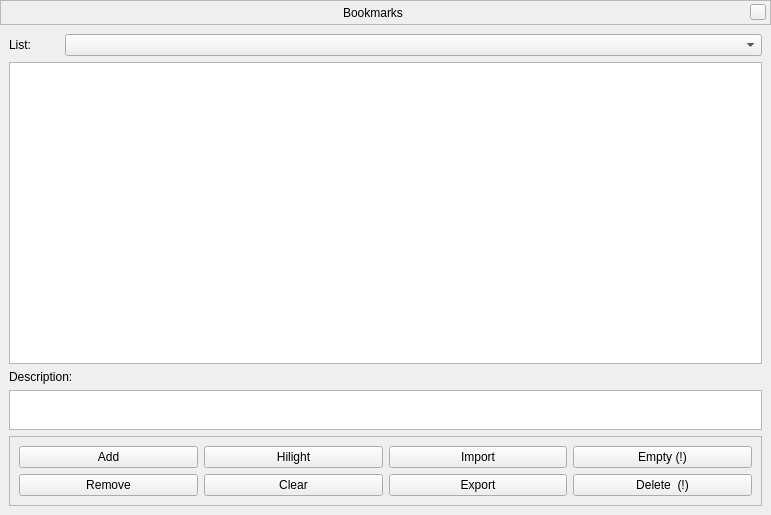
This is src/gui/obsListDialog.ui in axd1967/stellarium as Qt 5 draws it before an edit. The edited form follows.
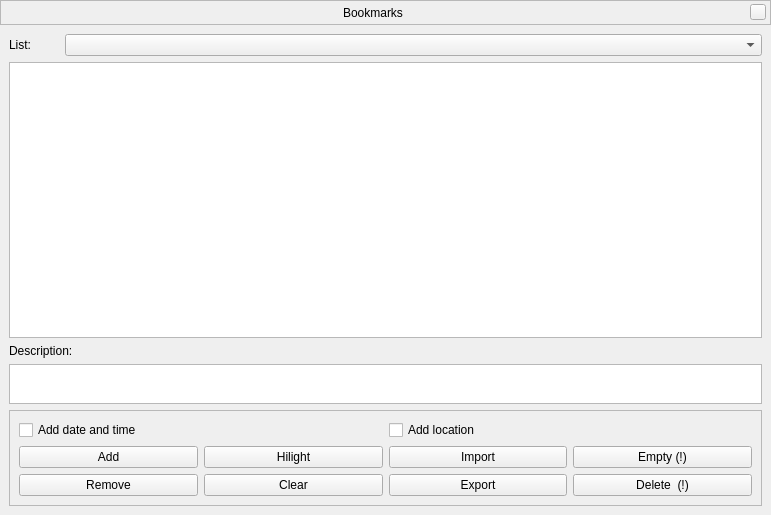
This is the edited form. Custom widgets are drawn as their Qt base class.

Commit message: existing checkboxes

```diff
--- a/src/gui/obsListDialog.ui
+++ b/src/gui/obsListDialog.ui
@@ -128,58 +128,16 @@
     <widget class="QWidget" name="widget" native="true">
      <layout class="QGridLayout" name="gridLayout">
       <item row="12" column="0">
-       <widget class="QPlainTextEdit" name="obsListDescriptionTextEdit">
-        <property name="enabled">
-         <bool>true</bool>
-        </property>
-        <property name="sizePolicy">
-         <sizepolicy hsizetype="Preferred" vsizetype="Preferred">
-          <horstretch>0</horstretch>
-          <verstretch>0</verstretch>
-         </sizepolicy>
-        </property>
-        <property name="maximumSize">
-         <size>
-          <width>16777215</width>
-          <height>40</height>
-         </size>
-        </property>
-        <property name="readOnly">
-         <bool>true</bool>
-        </property>
-       </widget>
-      </item>
-      <item row="5" column="0">
-       <layout class="QHBoxLayout" name="horizontalLayoutCombo">
-        <item>
-         <widget class="QLabel" name="obsListComboLabel">
-          <property name="maximumSize">
-           <size>
-            <width>50</width>
-            <height>16777215</height>
-           </size>
-          </property>
-          <property name="text">
-           <string>List:</string>
-          </property>
-         </widget>
-        </item>
-        <item>
-         <widget class="QComboBox" name="obsListComboBox"/>
-        </item>
-       </layout>
-      </item>
-      <item row="10" column="0">
-       <widget class="QTreeView" name="obsListTreeView">
-        <property name="toolTipDuration">
-         <number>-1</number>
+       <widget class="QLabel" name="obsListTextEditLabel">
+        <property name="text">
+         <string>Description:</string>
         </property>
        </widget>
       </item>
       <item row="6" column="0">
        <layout class="QHBoxLayout" name="horizontalLayoutDate"/>
       </item>
-      <item row="13" column="0">
+      <item row="15" column="0">
        <widget class="QFrame" name="frame">
         <property name="sizePolicy">
          <sizepolicy hsizetype="Minimum" vsizetype="Fixed">
@@ -194,6 +152,24 @@
          <enum>QFrame::Raised</enum>
         </property>
         <layout class="QVBoxLayout" name="verticalLayout_4">
+         <item>
+          <layout class="QHBoxLayout" name="horizontalLayout_2">
+           <item>
+            <widget class="QCheckBox" name="checkBox_2">
+             <property name="text">
+              <string>Add date and time</string>
+             </property>
+            </widget>
+           </item>
+           <item>
+            <widget class="QCheckBox" name="checkBox">
+             <property name="text">
+              <string>Add location</string>
+             </property>
+            </widget>
+           </item>
+          </layout>
+         </item>
          <item>
           <layout class="QHBoxLayout" name="horizontalLayoutButtons">
            <property name="topMargin">
@@ -288,10 +264,52 @@
         </layout>
        </widget>
       </item>
-      <item row="11" column="0">
-       <widget class="QLabel" name="obsListTextEditLabel">
-        <property name="text">
-         <string>Description:</string>
+      <item row="14" column="0">
+       <widget class="QPlainTextEdit" name="obsListDescriptionTextEdit">
+        <property name="enabled">
+         <bool>true</bool>
+        </property>
+        <property name="sizePolicy">
+         <sizepolicy hsizetype="Preferred" vsizetype="Preferred">
+          <horstretch>0</horstretch>
+          <verstretch>0</verstretch>
+         </sizepolicy>
+        </property>
+        <property name="maximumSize">
+         <size>
+          <width>16777215</width>
+          <height>40</height>
+         </size>
+        </property>
+        <property name="readOnly">
+         <bool>true</bool>
+        </property>
+       </widget>
+      </item>
+      <item row="5" column="0">
+       <layout class="QHBoxLayout" name="horizontalLayoutCombo">
+        <item>
+         <widget class="QLabel" name="obsListComboLabel">
+          <property name="maximumSize">
+           <size>
+            <width>50</width>
+            <height>16777215</height>
+           </size>
+          </property>
+          <property name="text">
+           <string>List:</string>
+          </property>
+         </widget>
+        </item>
+        <item>
+         <widget class="QComboBox" name="obsListComboBox"/>
+        </item>
+       </layout>
+      </item>
+      <item row="10" column="0">
+       <widget class="QTreeView" name="obsListTreeView">
+        <property name="toolTipDuration">
+         <number>-1</number>
         </property>
        </widget>
       </item>
```
